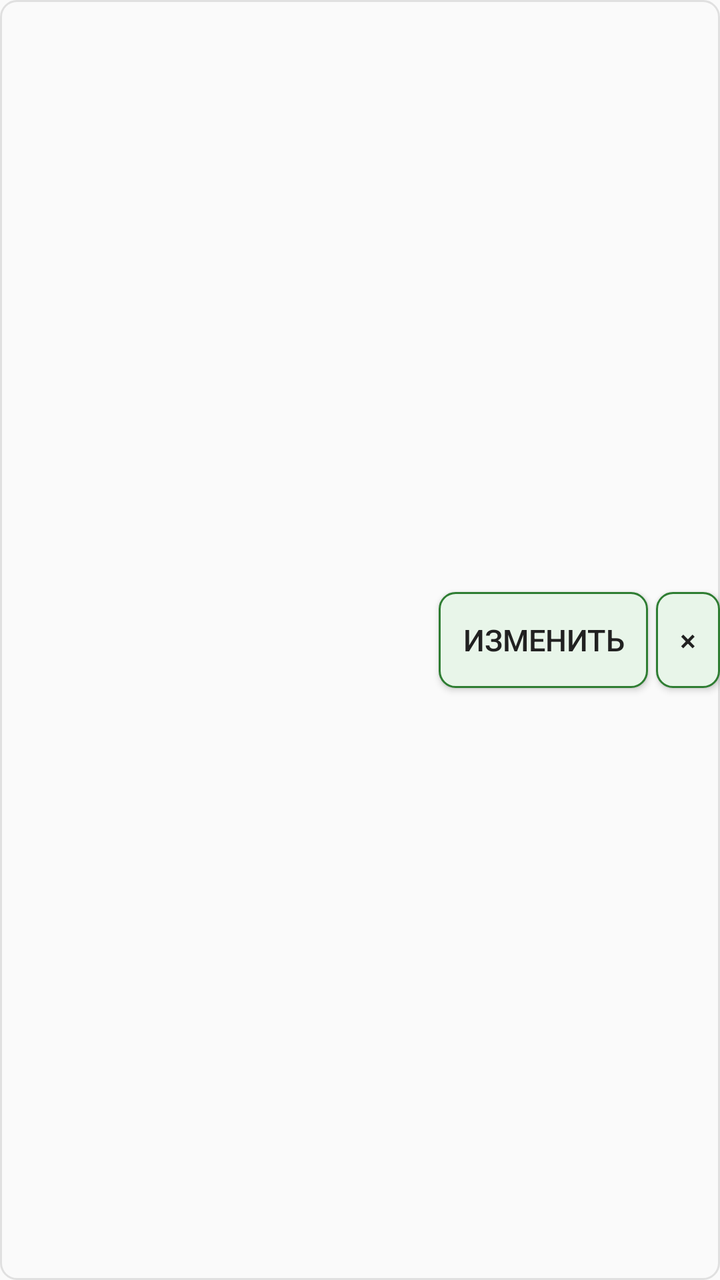
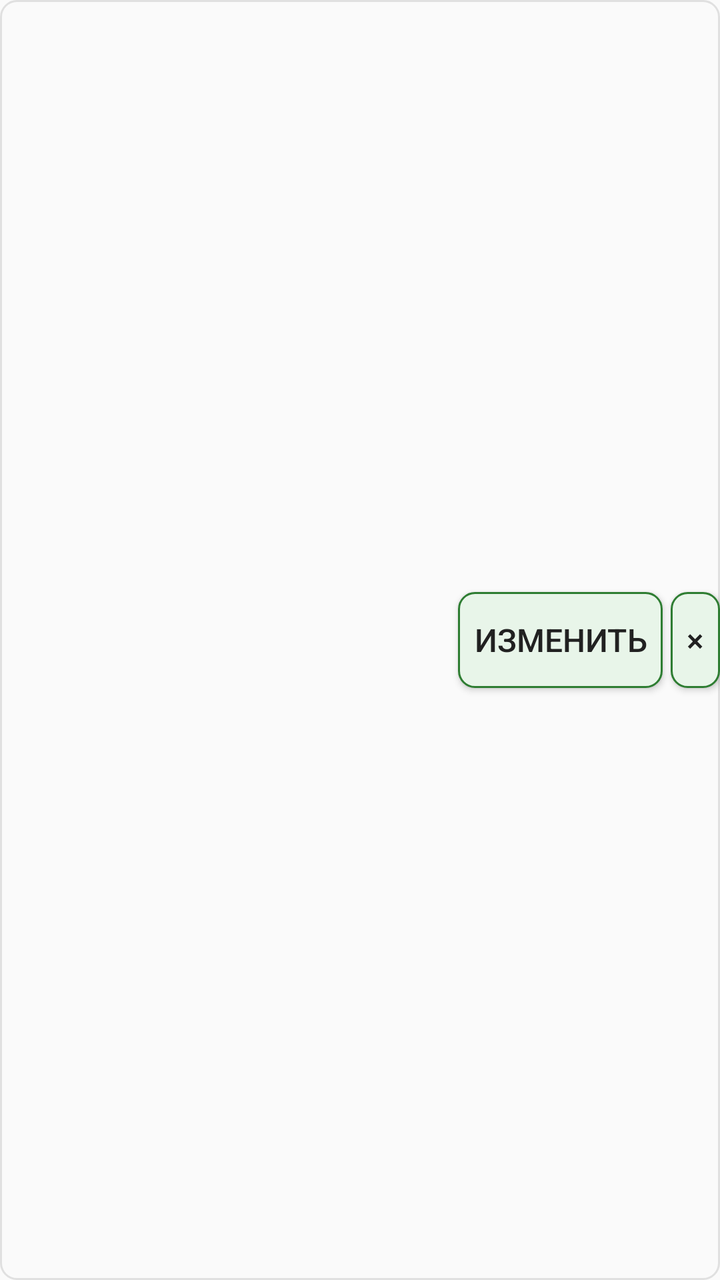

Two renders of the same Android screen: before a commit and after it. Below are the layout's source before the change and the commit's diff.
<!-- AndroidManifest.xml: application theme AppTheme.Light -->
<!-- res/layout/item_product.xml -->
<?xml version="1.0" encoding="utf-8"?>
<LinearLayout xmlns:android="http://schemas.android.com/apk/res/android"
    android:layout_width="match_parent"
    android:layout_height="wrap_content"
    android:orientation="horizontal"
    android:gravity="center_vertical"
    android:paddingVertical="6dp"
    android:layout_marginVertical="2dp"
    android:background="@drawable/row_card">

    <TextView
        android:id="@+id/productText"
        android:layout_width="0dp"
        android:layout_weight="1"
        android:layout_height="wrap_content"
        android:textSize="15sp" />

    <Button style="@style/AppButton"
        android:id="@+id/editProductButton"
        android:layout_width="wrap_content"
        android:layout_height="wrap_content"
        android:layout_marginStart="4dp"
        android:minWidth="0dp"
        android:text="@string/edit" />

    <Button style="@style/AppButton"
        android:id="@+id/deleteProductButton"
        android:layout_width="wrap_content"
        android:layout_height="wrap_content"
        android:layout_marginStart="4dp"
        android:minWidth="0dp"
        android:text="×" />

</LinearLayout>
<!-- resources referenced by this layout -->
<resources>
  <!-- drawable row_card (drawable) -->
  <?xml version="1.0" encoding="utf-8"?>
  <shape xmlns:android="http://schemas.android.com/apk/res/android"
      android:shape="rectangle">
      <solid android:color="@android:color/transparent" />
      <stroke android:width="1dp" android:color="?attr/progressTrack" />
      <corners android:radius="8dp" />
  </shape>
  <string name="edit">Изменить</string>
  <style name="AppButton" parent="@android:style/Widget.Material.Button">
          <item name="android:background">?attr/buttonBg</item>
          <item name="android:textColor">?android:attr/textColorPrimary</item>
          <item name="android:minHeight">48dp</item>
          <item name="android:textSize">15sp</item>
          <item name="android:paddingStart">12dp</item>
          <item name="android:paddingEnd">12dp</item>
      </style>
  <style name="AppTheme.Light" parent="@android:style/Theme.Material.Light">
          <item name="android:windowBackground">@color/light_bg</item>
          <item name="android:textColorPrimary">@color/light_text</item>
          <item name="android:textColorSecondary">@color/light_secondary</item>
          <item name="android:colorAccent">@color/accent_light</item>
          <item name="buttonBg">@drawable/button_selector_light</item>
          <item name="progressTrack">@color/track_light</item>
          <item name="progressKcal">@color/kcal_color</item>
          <item name="progressProtein">@color/protein_color</item>
          <item name="progressFat">@color/fat_color</item>
          <item name="progressCarbs">@color/carbs_color</item>
          <item name="recentDishText">@color/recent_dish</item>
          <item name="meal0">@color/meal0</item>
          <item name="meal1">@color/meal1</item>
          <item name="meal2">@color/meal2</item>
          <item name="meal3">@color/meal3</item>
      </style>
  <color name="light_bg">#FAFAFA</color>
  <color name="light_text">#212121</color>
  <color name="light_secondary">#616161</color>
  <color name="accent_light">#2E7D32</color>
  <color name="track_light">#E0E0E0</color>
  <color name="kcal_color">#EF6C00</color>
  <color name="protein_color">#1976D2</color>
  <color name="fat_color">#C2185B</color>
  <color name="carbs_color">#7B1FA2</color>
  <color name="recent_dish">@color/recent_dish_light</color>
  <color name="meal0">@color/meal0_light</color>
  <color name="meal1">@color/meal1_light</color>
  <color name="meal2">@color/meal2_light</color>
  <color name="meal3">@color/meal3_light</color>
  <color name="recent_dish_light">#0288D1</color>
  <color name="meal0_light">#FFB74D</color>
  <color name="meal1_light">#81C784</color>
  <color name="meal2_light">#9575CD</color>
  <color name="meal3_light">#4FC3F7</color>
  <!-- unchanged entries left out for length: 1 -->
</resources>

<!-- the commit's change to res/layout/item_product.xml (unified diff, before → after) -->
@@ -13,7 +13,7 @@
         android:layout_width="0dp"
         android:layout_weight="1"
         android:layout_height="wrap_content"
-        android:textSize="15sp" />
+        android:textSize="16sp" />
 
     <Button style="@style/AppButton"
         android:id="@+id/editProductButton"
<!-- resource entries referenced after the edit -->
@@ -13,9 +13,11 @@
           <item name="android:background">?attr/buttonBg</item>
           <item name="android:textColor">?android:attr/textColorPrimary</item>
           <item name="android:minHeight">48dp</item>
-          <item name="android:textSize">15sp</item>
-          <item name="android:paddingStart">12dp</item>
-          <item name="android:paddingEnd">12dp</item>
+          <item name="android:textSize">16sp</item>
+          <item name="android:paddingStart">8dp</item>
+          <item name="android:paddingEnd">8dp</item>
+          <item name="android:singleLine">true</item>
+          <item name="android:ellipsize">end</item>
       </style>
   <style name="AppTheme.Light" parent="@android:style/Theme.Material.Light">
           <item name="android:windowBackground">@color/light_bg</item>
@@ -33,6 +35,9 @@
           <item name="meal1">@color/meal1</item>
           <item name="meal2">@color/meal2</item>
           <item name="meal3">@color/meal3</item>
+          <item name="blockDay">@color/block_day</item>
+          <item name="blockProducts">@color/block_products</item>
+          <item name="blockProfile">@color/block_profile</item>
       </style>
   <color name="light_bg">#FAFAFA</color>
   <color name="light_text">#212121</color>
@@ -48,11 +53,17 @@
   <color name="meal1">@color/meal1_light</color>
   <color name="meal2">@color/meal2_light</color>
   <color name="meal3">@color/meal3_light</color>
+  <color name="block_day">@color/block_day_light</color>
+  <color name="block_products">@color/block_products_light</color>
+  <color name="block_profile">@color/block_profile_light</color>
   <color name="recent_dish_light">#0288D1</color>
   <color name="meal0_light">#FFB74D</color>
   <color name="meal1_light">#81C784</color>
   <color name="meal2_light">#9575CD</color>
   <color name="meal3_light">#4FC3F7</color>
+  <color name="block_day_light">#2E7D32</color>
+  <color name="block_products_light">#1565C0</color>
+  <color name="block_profile_light">#6A1B9A</color>
   <!-- unchanged entries left out for length: 1 -->
 </resources>
 
